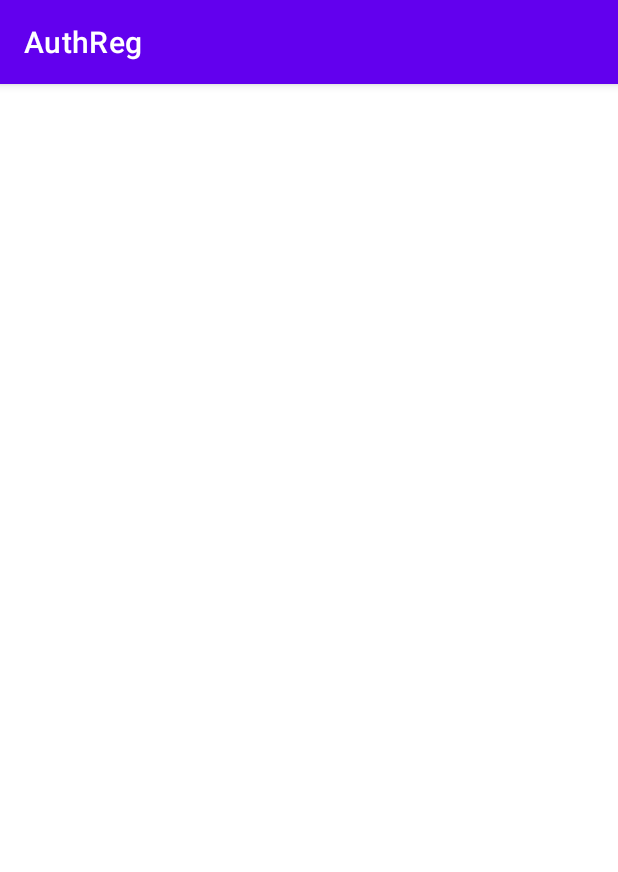
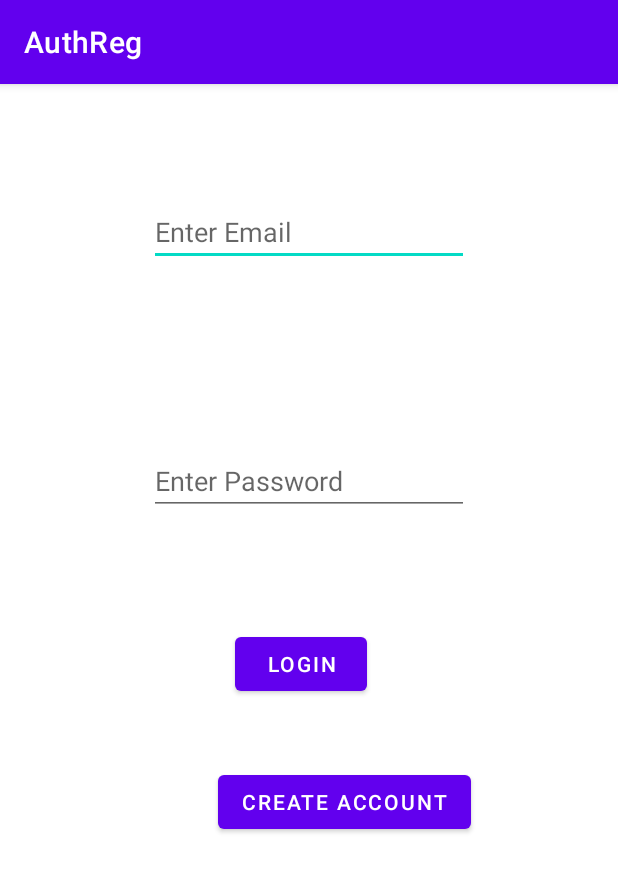
Before and after one commit to THEEST005/androidsqlite, an Android app: the loginactivity screen opened directly, with no data from a screen before it, on a phone screen of 412 x 824 dp. Shown: the top 872 px of the screen. Run offline under Robolectric (Android 15) with nearby library versions, the phone set to English and light mode, and no system bars.

Commit message:
login activity

```diff
--- a/app/src/main/java/com/example/authreg/loginactivity.kt
+++ b/app/src/main/java/com/example/authreg/loginactivity.kt
@@ -1,11 +1,37 @@
 package com.example.authreg
 
+import android.content.Intent
 import androidx.appcompat.app.AppCompatActivity
 import android.os.Bundle
+import android.widget.Button
+import android.widget.EditText
+import android.widget.Toast
 
 class loginactivity : AppCompatActivity() {
+    private lateinit var email:EditText
+    private lateinit var password:EditText
+    private lateinit var login:Button
+    private lateinit var createaccount:Button
+
     override fun onCreate(savedInstanceState: Bundle?) {
         super.onCreate(savedInstanceState)
         setContentView(R.layout.activity_loginactivity)
+
+        email = findViewById(R.id.edtmail)
+        password = findViewById(R.id.edtpass)
+        login = findViewById(R.id.btn_login)
+         createaccount = findViewById(R.id.btn_createacc)
+
+       login.setOnClickListener {
+          var gotologin = Intent(this,loginactivity)
+
+
+       }
+
+        createaccount.setOnClickListener {
+            var gotoregister = Intent(this, Registeractivity::class.java)
+            startActivity(gotoregister)
+        }
+
     }
 }
--- a/app/src/main/res/layout/activity_loginactivity.xml
+++ b/app/src/main/res/layout/activity_loginactivity.xml
@@ -6,4 +6,47 @@
     android:layout_height="match_parent"
     tools:context=".loginactivity">
 
+    <EditText
+        android:id="@+id/edtmail"
+        android:layout_width="wrap_content"
+        android:layout_height="wrap_content"
+        android:layout_marginTop="76dp"
+        android:ems="10"
+        android:hint="Enter Email"
+        android:inputType="textEmailAddress"
+        app:layout_constraintEnd_toEndOf="parent"
+        app:layout_constraintStart_toStartOf="parent"
+        app:layout_constraintTop_toTopOf="parent" />
+
+    <EditText
+        android:id="@+id/edtpass"
+        android:layout_width="wrap_content"
+        android:layout_height="wrap_content"
+        android:layout_marginBottom="75dp"
+        android:ems="10"
+        android:hint="Enter Password"
+        android:inputType="textPassword"
+        app:layout_constraintBottom_toTopOf="@+id/btn_login"
+        app:layout_constraintEnd_toEndOf="parent"
+        app:layout_constraintStart_toStartOf="parent" />
+
+    <Button
+        android:id="@+id/btn_login"
+        android:layout_width="wrap_content"
+        android:layout_height="wrap_content"
+        android:layout_marginStart="11dp"
+        android:layout_marginBottom="44dp"
+        android:text="LOGIN"
+        app:layout_constraintBottom_toTopOf="@+id/btn_createacc"
+        app:layout_constraintStart_toStartOf="@+id/btn_createacc" />
+
+    <Button
+        android:id="@+id/btn_createacc"
+        android:layout_width="wrap_content"
+        android:layout_height="wrap_content"
+        android:layout_marginEnd="98dp"
+        android:layout_marginBottom="265dp"
+        android:text="CREATE ACCOUNT"
+        app:layout_constraintBottom_toBottomOf="parent"
+        app:layout_constraintEnd_toEndOf="parent" />
 </androidx.constraintlayout.widget.ConstraintLayout>
```
Also changed, not shown: app/src/main/java/com/example/authreg/Registeractivity.kt (+9 -0 lines), app/src/main/res/layout/activity_registeractivity.xml (+18 -19 lines).
